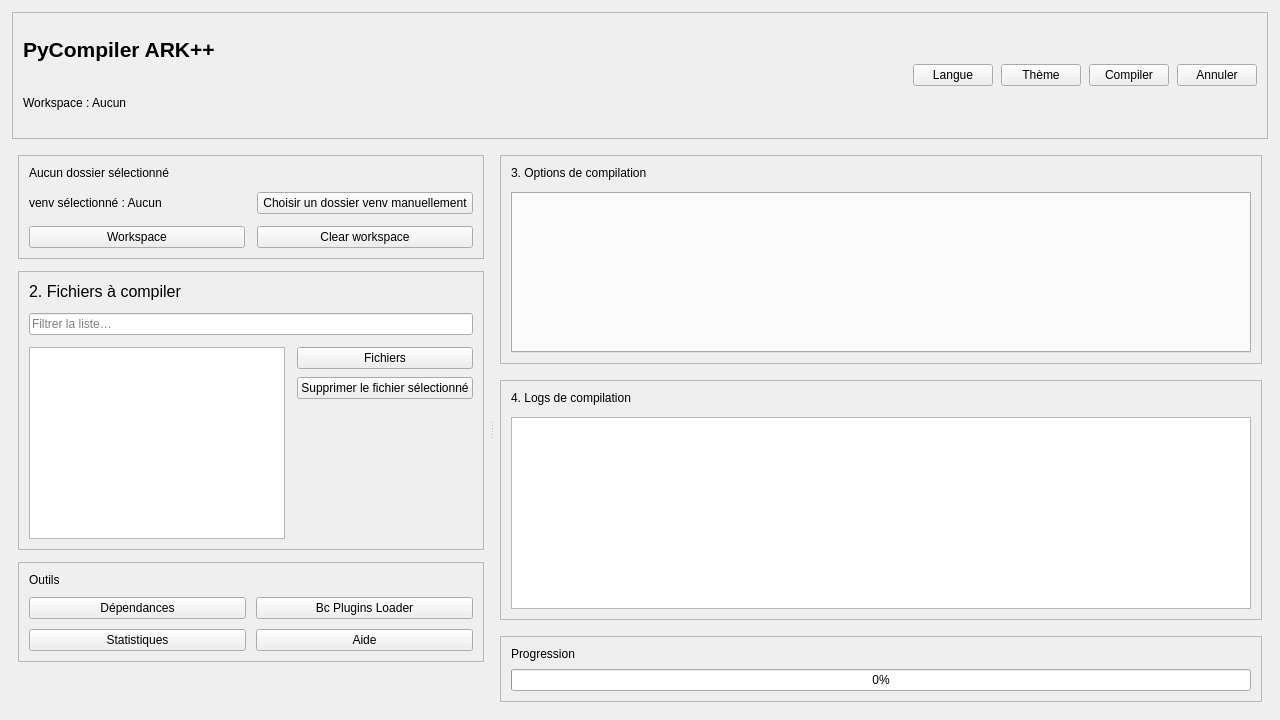
Above: ui/ui_design.ui from raidos23/PyCompiler_ARK before the change. Below: the same form after it.
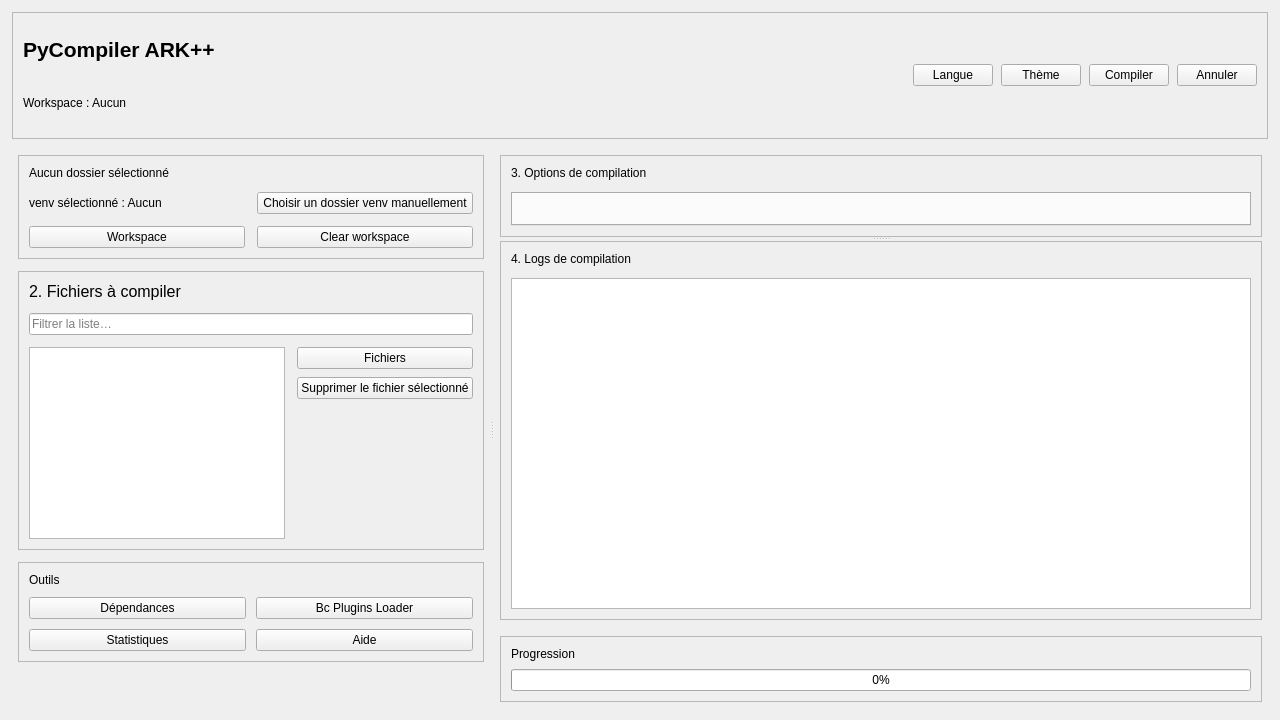
That is the form after the change.

Commit message: Ajoute un splitter pour redimensionner options/logs

The edit to the form file:
```diff
--- a/ui/ui_design.ui
+++ b/ui/ui_design.ui
@@ -486,6 +486,10 @@
        <number>6</number>
       </property>
        <item>
+        <widget class="QSplitter" name="rightSplitter">
+         <property name="orientation">
+          <enum>Qt::Orientation::Vertical</enum>
+         </property>
         <widget class="QFrame" name="frame_options">
          <property name="frameShape">
           <enum>QFrame::Shape::StyledPanel</enum>
@@ -522,8 +526,6 @@
           </item>
          </layout>
         </widget>
-       </item>
-       <item>
         <widget class="QFrame" name="frame_logs">
          <property name="frameShape">
           <enum>QFrame::Shape::StyledPanel</enum>
@@ -565,6 +567,7 @@
            </widget>
           </item>
          </layout>
+         </widget>
         </widget>
        </item>
        <item>
```
Lines whose indentation alone changed are shown as unchanged.
